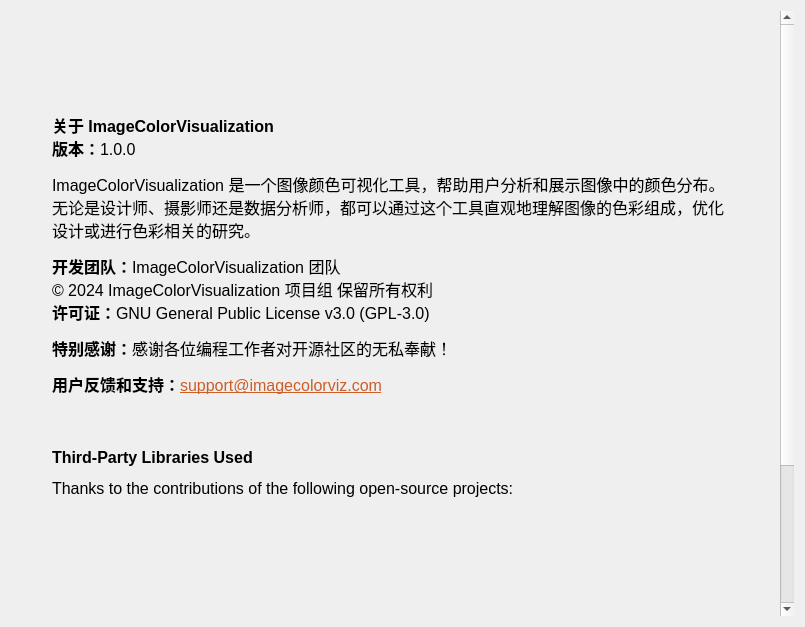
Before: the Qt Designer form resource/ui/InfoPage.ui in MidnightCrowing/ImageColorVisualization, drawn with Qt 5.
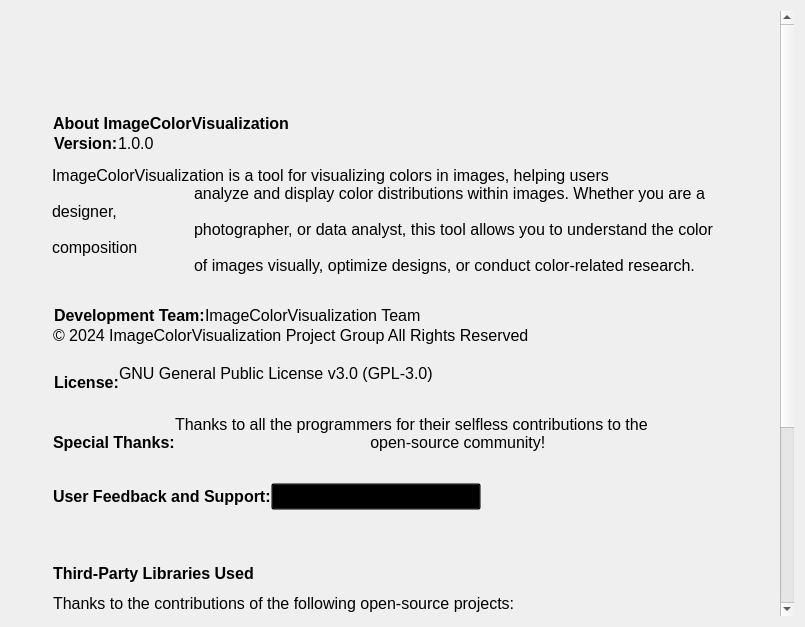
After: the same form once the commit is applied. Icons and pictures are not drawn. Custom widgets are drawn as their Qt base class.

```diff
--- a/resource/ui/InfoPage.ui
+++ b/resource/ui/InfoPage.ui
@@ -34,7 +34,7 @@
         <x>0</x>
         <y>0</y>
         <width>770</width>
-           <height>927</height>
+           <height>917</height>
        </rect>
       </property>
       <property name="styleSheet">
@@ -184,6 +184,9 @@
              <enum>QFrame::Shadow::Raised</enum>
             </property>
             <layout class="QVBoxLayout" name="verticalLayout_3">
+                <property name="spacing">
+                    <number>11</number>
+                </property>
              <property name="leftMargin">
               <number>20</number>
              </property>
@@ -197,15 +200,410 @@
               <number>20</number>
              </property>
              <item>
-              <widget class="BodyLabel" name="label">
-               <property name="text">
-                <string>&lt;html&gt;&lt;head/&gt;&lt;body&gt;&lt;p&gt;&lt;span style=&quot; font-size:12pt; font-weight:700;&quot;&gt;关于 ImageColorVisualization&lt;/span&gt;&lt;span style=&quot; font-size:12pt;&quot;&gt;&lt;br/&gt;&lt;/span&gt;&lt;span style=&quot; font-size:12pt; font-weight:700;&quot;&gt;版本：&lt;/span&gt;&lt;span style=&quot; font-size:12pt;&quot;&gt;1.0.0&lt;/span&gt;&lt;/p&gt;&lt;p&gt;&lt;span style=&quot; font-size:12pt;&quot;&gt;ImageColorVisualization 是一个图像颜色可视化工具，帮助用户分析和展示图像中的颜色分布。无论是设计师、摄影师还是数据分析师，都可以通过这个工具直观地理解图像的色彩组成，优化设计或进行色彩相关的研究。&lt;/span&gt;&lt;/p&gt;&lt;p&gt;&lt;span style=&quot; font-size:12pt; font-weight:700;&quot;&gt;开发团队：&lt;/span&gt;&lt;span style=&quot; font-size:12pt;&quot;&gt;ImageColorVisualization 团队&lt;br/&gt;© 2024 ImageColorVisualization 项目组 保留所有权利&lt;br/&gt;&lt;/span&gt;&lt;span style=&quot; font-size:12pt; font-weight:700;&quot;&gt;许可证：&lt;/span&gt;&lt;span style=&quot; font-size:12pt;&quot;&gt;GNU General Public License v3.0 (GPL-3.0)&lt;/span&gt;&lt;/p&gt;&lt;p&gt;&lt;span style=&quot; font-size:12pt; font-weight:700;&quot;&gt;特别感谢：&lt;/span&gt;&lt;span style=&quot; font-size:12pt;&quot;&gt;感谢各位编程工作者对开源社区的无私奉献！&lt;/span&gt;&lt;/p&gt;&lt;p&gt;&lt;span style=&quot; font-size:12pt; font-weight:700;&quot;&gt;用户反馈和支持：&lt;/span&gt;&lt;a href=&quot;mailto:support@imagecolorviz.com&quot;&gt;&lt;span style=&quot; font-size:12pt; text-decoration: underline; color:#cc5e29;&quot;&gt;support@imagecolorviz.com&lt;/span&gt;&lt;/a&gt;&lt;/p&gt;&lt;/body&gt;&lt;/html&gt;</string>
+                 <widget class="QFrame" name="frame_3">
+                     <property name="frameShape">
+                         <enum>QFrame::Shape::StyledPanel</enum>
+                     </property>
+                     <property name="frameShadow">
+                         <enum>QFrame::Shadow::Raised</enum>
+                     </property>
+                     <layout class="QVBoxLayout" name="verticalLayout_8">
+                         <property name="spacing">
+                             <number>0</number>
+                         </property>
+                         <property name="leftMargin">
+                             <number>0</number>
+                         </property>
+                         <property name="topMargin">
+                             <number>0</number>
+                         </property>
+                         <property name="rightMargin">
+                             <number>0</number>
+                         </property>
+                         <property name="bottomMargin">
+                             <number>0</number>
+                         </property>
+                         <item>
+                             <widget class="BodyLabel" name="label_5">
+                                 <property name="font">
+                                     <font>
+                                         <pointsize>12</pointsize>
+                                         <bold>true</bold>
+                                     </font>
+                                 </property>
+                                 <property name="text">
+                                     <string>About ImageColorVisualization</string>
+                                 </property>
+                             </widget>
+                         </item>
+                         <item>
+                             <widget class="QFrame" name="frame_4">
+                                 <property name="frameShape">
+                                     <enum>QFrame::Shape::StyledPanel</enum>
+                                 </property>
+                                 <property name="frameShadow">
+                                     <enum>QFrame::Shadow::Raised</enum>
+                                 </property>
+                                 <layout class="QHBoxLayout" name="horizontalLayout_6">
+                                     <property name="spacing">
+                                         <number>0</number>
+                                     </property>
+                                     <property name="leftMargin">
+                                         <number>0</number>
+                                     </property>
+                                     <property name="topMargin">
+                                         <number>0</number>
+                                     </property>
+                                     <property name="rightMargin">
+                                         <number>0</number>
+                                     </property>
+                                     <property name="bottomMargin">
+                                         <number>0</number>
+                                     </property>
+                                     <item>
+                                         <widget class="BodyLabel" name="label_7">
+                                             <property name="sizePolicy">
+                                                 <sizepolicy hsizetype="Preferred" vsizetype="Preferred">
+                                                     <horstretch>0</horstretch>
+                                                     <verstretch>0</verstretch>
+                                                 </sizepolicy>
+                                             </property>
+                                             <property name="font">
+                                                 <font>
+                                                     <pointsize>12</pointsize>
+                                                     <bold>true</bold>
+                                                 </font>
+                                             </property>
+                                             <property name="text">
+                                                 <string>Version:</string>
+                                             </property>
+                                         </widget>
+                                     </item>
+                                     <item>
+                                         <widget class="BodyLabel" name="label_8">
+                                             <property name="sizePolicy">
+                                                 <sizepolicy hsizetype="Expanding" vsizetype="Preferred">
+                                                     <horstretch>0</horstretch>
+                                                     <verstretch>0</verstretch>
+                                                 </sizepolicy>
+                                             </property>
+                                             <property name="font">
+                                                 <font>
+                                                     <pointsize>12</pointsize>
+                                                 </font>
+                                             </property>
+                                             <property name="text">
+                                                 <string notr="true">1.0.0</string>
+                                             </property>
+                                         </widget>
+                                     </item>
+                                 </layout>
+                             </widget>
+                         </item>
+                     </layout>
+                 </widget>
+             </item>
+                <item>
+                    <widget class="BodyLabel" name="label_9">
+                        <property name="font">
+                            <font>
+                                <pointsize>12</pointsize>
+                            </font>
+                        </property>
+                        <property name="text">
+                            <string>ImageColorVisualization is a tool for visualizing colors in images, helping users
+                                analyze and display color distributions within images. Whether you are a designer,
+                                photographer, or data analyst, this tool allows you to understand the color composition
+                                of images visually, optimize designs, or conduct color-related research.
+                            </string>
                </property>
                <property name="wordWrap">
                 <bool>true</bool>
                </property>
               </widget>
              </item>
+                <item>
+                    <widget class="QFrame" name="frame_6">
+                        <property name="frameShape">
+                            <enum>QFrame::Shape::StyledPanel</enum>
+                        </property>
+                        <property name="frameShadow">
+                            <enum>QFrame::Shadow::Raised</enum>
+                        </property>
+                        <layout class="QVBoxLayout" name="verticalLayout_9">
+                            <property name="spacing">
+                                <number>0</number>
+                            </property>
+                            <property name="leftMargin">
+                                <number>0</number>
+                            </property>
+                            <property name="topMargin">
+                                <number>0</number>
+                            </property>
+                            <property name="rightMargin">
+                                <number>0</number>
+                            </property>
+                            <property name="bottomMargin">
+                                <number>0</number>
+                            </property>
+                            <item>
+                                <widget class="QFrame" name="frame_7">
+                                    <property name="frameShape">
+                                        <enum>QFrame::Shape::StyledPanel</enum>
+                                    </property>
+                                    <property name="frameShadow">
+                                        <enum>QFrame::Shadow::Raised</enum>
+                                    </property>
+                                    <layout class="QHBoxLayout" name="horizontalLayout_8">
+                                        <property name="spacing">
+                                            <number>0</number>
+                                        </property>
+                                        <property name="leftMargin">
+                                            <number>0</number>
+                                        </property>
+                                        <property name="topMargin">
+                                            <number>0</number>
+                                        </property>
+                                        <property name="rightMargin">
+                                            <number>0</number>
+                                        </property>
+                                        <property name="bottomMargin">
+                                            <number>0</number>
+                                        </property>
+                                        <item>
+                                            <widget class="BodyLabel" name="label_13">
+                                                <property name="font">
+                                                    <font>
+                                                        <pointsize>12</pointsize>
+                                                        <bold>true</bold>
+                                                    </font>
+                                                </property>
+                                                <property name="text">
+                                                    <string>Development Team:</string>
+                                                </property>
+                                            </widget>
+                                        </item>
+                                        <item>
+                                            <widget class="BodyLabel" name="label_14">
+                                                <property name="sizePolicy">
+                                                    <sizepolicy hsizetype="Expanding" vsizetype="Preferred">
+                                                        <horstretch>0</horstretch>
+                                                        <verstretch>0</verstretch>
+                                                    </sizepolicy>
+                                                </property>
+                                                <property name="font">
+                                                    <font>
+                                                        <pointsize>12</pointsize>
+                                                    </font>
+                                                </property>
+                                                <property name="text">
+                                                    <string>ImageColorVisualization Team</string>
+                                                </property>
+                                            </widget>
+                                        </item>
+                                    </layout>
+                                </widget>
+                            </item>
+                            <item>
+                                <widget class="BodyLabel" name="label">
+                                    <property name="font">
+                                        <font>
+                                            <pointsize>12</pointsize>
+                                        </font>
+                                    </property>
+                                    <property name="text">
+                                        <string>© 2024 ImageColorVisualization Project Group All Rights Reserved
+                                        </string>
+                                    </property>
+                                </widget>
+                            </item>
+                            <item>
+                                <widget class="QFrame" name="frame_8">
+                                    <property name="frameShape">
+                                        <enum>QFrame::Shape::StyledPanel</enum>
+                                    </property>
+                                    <property name="frameShadow">
+                                        <enum>QFrame::Shadow::Raised</enum>
+                                    </property>
+                                    <layout class="QHBoxLayout" name="horizontalLayout_9">
+                                        <property name="spacing">
+                                            <number>0</number>
+                                        </property>
+                                        <property name="leftMargin">
+                                            <number>0</number>
+                                        </property>
+                                        <property name="topMargin">
+                                            <number>0</number>
+                                        </property>
+                                        <property name="rightMargin">
+                                            <number>0</number>
+                                        </property>
+                                        <property name="bottomMargin">
+                                            <number>0</number>
+                                        </property>
+                                        <item>
+                                            <widget class="BodyLabel" name="label_15">
+                                                <property name="font">
+                                                    <font>
+                                                        <pointsize>12</pointsize>
+                                                        <bold>true</bold>
+                                                    </font>
+                                                </property>
+                                                <property name="text">
+                                                    <string>License:</string>
+                                                </property>
+                                            </widget>
+                                        </item>
+                                        <item>
+                                            <widget class="BodyLabel" name="label_16">
+                                                <property name="sizePolicy">
+                                                    <sizepolicy hsizetype="Expanding" vsizetype="Preferred">
+                                                        <horstretch>0</horstretch>
+                                                        <verstretch>0</verstretch>
+                                                    </sizepolicy>
+                                                </property>
+                                                <property name="font">
+                                                    <font>
+                                                        <pointsize>12</pointsize>
+                                                    </font>
+                                                </property>
+                                                <property name="text">
+                                                    <string notr="true">GNU General Public License v3.0 (GPL-3.0)
+                                                    </string>
+                                                </property>
+                                            </widget>
+                                        </item>
+                                    </layout>
+                                </widget>
+                            </item>
+                        </layout>
+                    </widget>
+                </item>
+                <item>
+                    <widget class="QFrame" name="frame_9">
+                        <property name="frameShape">
+                            <enum>QFrame::Shape::StyledPanel</enum>
+                        </property>
+                        <property name="frameShadow">
+                            <enum>QFrame::Shadow::Raised</enum>
+                        </property>
+                        <layout class="QHBoxLayout" name="horizontalLayout_10">
+                            <property name="spacing">
+                                <number>0</number>
+                            </property>
+                            <property name="leftMargin">
+                                <number>0</number>
+                            </property>
+                            <property name="topMargin">
+                                <number>0</number>
+                            </property>
+                            <property name="rightMargin">
+                                <number>0</number>
+                            </property>
+                            <property name="bottomMargin">
+                                <number>0</number>
+                            </property>
+                            <item>
+                                <widget class="BodyLabel" name="label_10">
+                                    <property name="font">
+                                        <font>
+                                            <pointsize>12</pointsize>
+                                            <bold>true</bold>
+                                        </font>
+                                    </property>
+                                    <property name="text">
+                                        <string>Special Thanks:</string>
+                                    </property>
+                                </widget>
+                            </item>
+                            <item>
+                                <widget class="BodyLabel" name="label_17">
+                                    <property name="sizePolicy">
+                                        <sizepolicy hsizetype="Expanding" vsizetype="Preferred">
+                                            <horstretch>0</horstretch>
+                                            <verstretch>0</verstretch>
+                                        </sizepolicy>
+                                    </property>
+                                    <property name="font">
+                                        <font>
+                                            <pointsize>12</pointsize>
+                                        </font>
+                                    </property>
+                                    <property name="text">
+                                        <string>Thanks to all the programmers for their selfless contributions to the
+                                            open-source community!
+                                        </string>
+                                    </property>
+                                </widget>
+                            </item>
+                        </layout>
+                    </widget>
+                </item>
+                <item>
+                    <widget class="QFrame" name="frame_5">
+                        <property name="frameShape">
+                            <enum>QFrame::Shape::StyledPanel</enum>
+                        </property>
+                        <property name="frameShadow">
+                            <enum>QFrame::Shadow::Raised</enum>
+                        </property>
+                        <layout class="QHBoxLayout" name="horizontalLayout_7">
+                            <property name="spacing">
+                                <number>0</number>
+                            </property>
+                            <property name="leftMargin">
+                                <number>0</number>
+                            </property>
+                            <property name="topMargin">
+                                <number>0</number>
+                            </property>
+                            <property name="rightMargin">
+                                <number>0</number>
+                            </property>
+                            <property name="bottomMargin">
+                                <number>0</number>
+                            </property>
+                            <item>
+                                <widget class="BodyLabel" name="label_12">
+                                    <property name="font">
+                                        <font>
+                                            <pointsize>12</pointsize>
+                                            <bold>true</bold>
+                                        </font>
+                                    </property>
+                                    <property name="text">
+                                        <string>User Feedback and Support:</string>
+                                    </property>
+                                </widget>
+                            </item>
+                            <item>
+                                <widget class="HyperlinkLabel" name="support_button">
+                                    <property name="font">
+                                        <font>
+                                            <pointsize>12</pointsize>
+                                        </font>
+                                    </property>
+                                    <property name="text">
+                                        <string notr="true">support@imagecolorviz.com</string>
+                                    </property>
+                                </widget>
+                            </item>
+                            <item>
+                                <spacer name="horizontalSpacer_7">
+                                    <property name="orientation">
+                                        <enum>Qt::Orientation::Horizontal</enum>
+                                    </property>
+                                    <property name="sizeHint" stdset="0">
+                                        <size>
+                                            <width>40</width>
+                                            <height>20</height>
+                                        </size>
+                                    </property>
+                                </spacer>
+                            </item>
+                        </layout>
+                    </widget>
+                </item>
             </layout>
            </widget>
           </item>
@@ -231,14 +629,55 @@
               <number>20</number>
              </property>
              <item>
-              <widget class="BodyLabel" name="label_2">
-               <property name="text">
-                   <string>&lt;html&gt;&lt;head/&gt;&lt;body&gt;&lt;p&gt;&lt;span style=&quot; font-size:12pt;
-                       font-weight:700;&quot;&gt;Third-Party Libraries Used&lt;/span&gt;&lt;/p&gt;&lt;p&gt;&lt;span
-                       style=&quot; font-size:12pt;&quot;&gt;Thanks to the contributions of the following open-source
-                       projects: &lt;/span&gt;&lt;/p&gt;&lt;/body&gt;&lt;/html&gt;
-                   </string>
-               </property>
+                 <widget class="QFrame" name="frame_10">
+                     <property name="frameShape">
+                         <enum>QFrame::Shape::StyledPanel</enum>
+                     </property>
+                     <property name="frameShadow">
+                         <enum>QFrame::Shadow::Raised</enum>
+                     </property>
+                     <layout class="QVBoxLayout" name="verticalLayout_10">
+                         <property name="spacing">
+                             <number>11</number>
+                         </property>
+                         <property name="leftMargin">
+                             <number>0</number>
+                         </property>
+                         <property name="topMargin">
+                             <number>0</number>
+                         </property>
+                         <property name="rightMargin">
+                             <number>0</number>
+                         </property>
+                         <property name="bottomMargin">
+                             <number>0</number>
+                         </property>
+                         <item>
+                             <widget class="BodyLabel" name="label_11">
+                                 <property name="font">
+                                     <font>
+                                         <pointsize>12</pointsize>
+                                         <bold>true</bold>
+                                     </font>
+                                 </property>
+                                 <property name="text">
+                                     <string>Third-Party Libraries Used</string>
+                                 </property>
+                             </widget>
+                         </item>
+                         <item>
+                             <widget class="BodyLabel" name="label_18">
+                                 <property name="font">
+                                     <font>
+                                         <pointsize>12</pointsize>
+                                     </font>
+                                 </property>
+                                 <property name="text">
+                                     <string>Thanks to the contributions of the following open-source projects:</string>
+                                 </property>
+                             </widget>
+                         </item>
+                     </layout>
               </widget>
              </item>
              <item>
@@ -580,19 +1019,6 @@
             </layout>
            </widget>
           </item>
-          <item>
-           <spacer name="verticalSpacer">
-            <property name="orientation">
-             <enum>Qt::Orientation::Vertical</enum>
-            </property>
-            <property name="sizeHint" stdset="0">
-             <size>
-              <width>20</width>
-              <height>40</height>
-             </size>
-            </property>
-           </spacer>
-          </item>
          </layout>
         </widget>
        </item>
@@ -636,6 +1062,11 @@
    <header>qfluentwidgets</header>
    <container>1</container>
   </customwidget>
+     <customwidget>
+         <class>HyperlinkLabel</class>
+         <extends>QPushButton</extends>
+         <header>qfluentwidgets</header>
+  </customwidget>
  </customwidgets>
  <resources>
   <include location="../resource.qrc"/>
```
